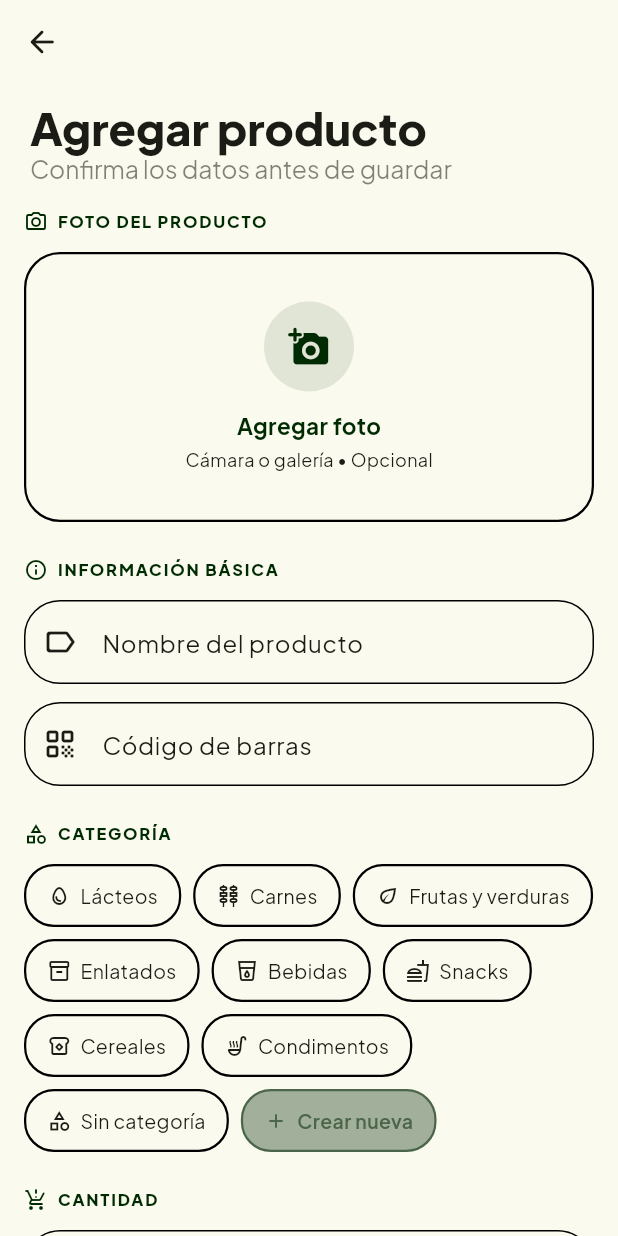
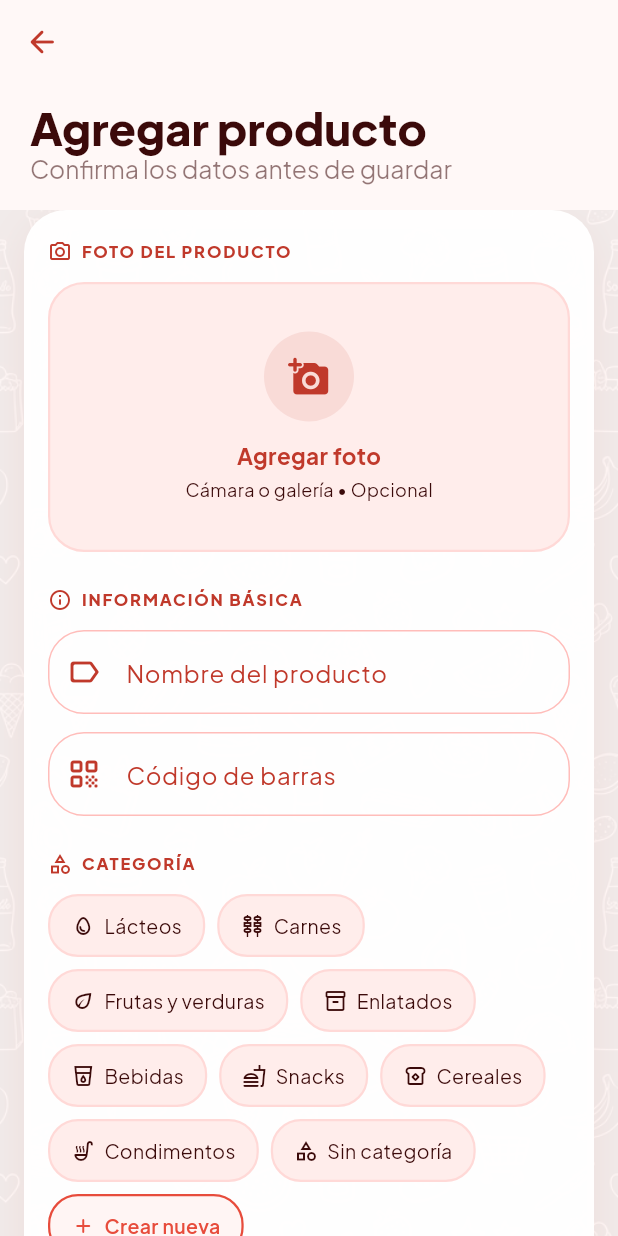
Before and after one commit to Deibyd07/PantryScanner, a Flutter app: the screen it shows after launch, after a tap on the "add" icon, on a phone screen of 412 x 824 dp. Run offline on Flutter 3.47's test engine with Material 3 defaults, Android fonts, the phone set to English and light mode, and no system bars; our stand-ins replace connectivity_plus, flutter_riverpod, go_router, google_fonts, image_picker, permission_handler and 1 more; missing offline and left inert: mobile_scanner; accounts and stored records are empty; network calls fail.

Commit message:
feat(ui): redesign app with picnic theme and food doodle background

```diff
--- /dev/null
+++ b/lib/core/presentation/widgets/app_background.dart
@@ -0,0 +1,35 @@
+import 'package:flutter/material.dart';
+
+/// Full-screen background with food doodle pattern.
+///
+/// Renders the dark doodle texture and then overlays a very
+/// translucent white wash so UI cards pop on top while the
+/// doodles remain clearly visible between them.
+class AppBackground extends StatelessWidget {
+  const AppBackground({
+    super.key,
+    this.overlayOpacity = 0.82,
+    this.overlayColor = const Color(0xFFFFF8F7), // cálido rosado
+  });
+
+  final double overlayOpacity;
+  final Color overlayColor;
+
+  @override
+  Widget build(BuildContext context) {
+    return Stack(
+      fit: StackFit.expand,
+      children: <Widget>[
+        // ── Doodle texture ───────────────────────────────────────────────────
+        Image.asset(
+          'assets/images/food_doodle_bg.png',
+          fit: BoxFit.cover,
+        ),
+        // ── Very light wash — just enough to show UI contrast ────────────────
+        ColoredBox(
+          color: overlayColor.withValues(alpha: overlayOpacity),
+        ),
+      ],
+    );
+  }
+}
--- a/lib/core/theme/app_theme.dart
+++ b/lib/core/theme/app_theme.dart
@@ -2,16 +2,31 @@ import 'package:flutter/material.dart';
 import 'package:google_fonts/google_fonts.dart';
 
 class AppTheme {
+  // ── Seed & scheme colours ────────────────────────────────────────────────
+  static const Color _primary   = Color(0xFFC0392B); // rojo cereza
+  static const Color _secondary = Color(0xFFE74C3C); // rojo vibrante
+  static const Color _surface   = Color(0xFFFFF8F7); // blanco cálido rosado
+  static const Color _onSurface = Color(0xFF3B0A0A); // granate oscuro
+
   static ThemeData get lightTheme {
     const ColorScheme lightScheme = ColorScheme.light(
-      primary: Color(0xFF002B02),
-      onPrimary: Colors.white,
-      secondary: Color(0xFF4A6549),
-      onSecondary: Colors.white,
-      surface: Color(0xFFFBFAEE),
-      onSurface: Color(0xFF1B1C15),
-      error: Color(0xFFBA1A1A),
-      onError: Colors.white,
+      primary:               _primary,
+      onPrimary:             Colors.white,
+      primaryContainer:      Color(0xFFFFDAD7), // rosa suave
+      onPrimaryContainer:    Color(0xFF410002),
+      secondary:             _secondary,
+      onSecondary:           Colors.white,
+      secondaryContainer:    Color(0xFFFFEDEB),
+      onSecondaryContainer:  Color(0xFF5C0006),
+      tertiary:              Color(0xFFFF6B6B), // coral
+      onTertiary:            Colors.white,
+      surface:               _surface,
+      onSurface:             _onSurface,
+      surfaceContainerHighest: Color(0xFFFFEDEB),
+      error:                 Color(0xFFBA1A1A),
+      onError:               Colors.white,
+      outline:               Color(0xFFFFBDBA),
+      outlineVariant:        Color(0xFFFFD9D7),
     );
 
     final TextTheme textTheme = GoogleFonts.plusJakartaSansTextTheme();
@@ -20,38 +35,69 @@ class AppTheme {
       useMaterial3: true,
       colorScheme: lightScheme,
       textTheme: textTheme,
-      scaffoldBackgroundColor: const Color(0xFFFBFAEE),
+      scaffoldBackgroundColor: _surface,
+
+      // ── AppBar ──────────────────────────────────────────────────────────
       appBarTheme: AppBarTheme(
         centerTitle: false,
-        backgroundColor: const Color(0xFFFBFAEE),
+        backgroundColor: _surface,
         surfaceTintColor: Colors.transparent,
         titleTextStyle: GoogleFonts.epilogue(
-          color: const Color(0xFF1B1C15),
+          color: _onSurface,
           fontWeight: FontWeight.w900,
           fontSize: 18,
         ),
+        iconTheme: const IconThemeData(color: _primary),
       ),
+
+      // ── Snackbar ─────────────────────────────────────────────────────────
       snackBarTheme: const SnackBarThemeData(
         behavior: SnackBarBehavior.floating,
       ),
-      inputDecorationTheme: const InputDecorationTheme(
-        border: OutlineInputBorder(
+
+      // ── Input fields ─────────────────────────────────────────────────────
+      inputDecorationTheme: InputDecorationTheme(
+        border: const OutlineInputBorder(
           borderRadius: BorderRadius.all(Radius.circular(24)),
         ),
+        focusedBorder: const OutlineInputBorder(
+          borderRadius: BorderRadius.all(Radius.circular(24)),
+          borderSide: BorderSide(color: _primary, width: 2),
+        ),
+        labelStyle: const TextStyle(color: _primary),
+        prefixIconColor: _primary,
+      ),
+
+      // ── Chips ─────────────────────────────────────────────────────────────
+      chipTheme: ChipThemeData(
+        selectedColor: _primary,
+        checkmarkColor: Colors.white,
+        labelStyle: const TextStyle(fontWeight: FontWeight.w600),
+        shape: const StadiumBorder(),
+        side: const BorderSide(color: Color(0xFFFFBDBA)),
+      ),
+
+      // ── Floating Action Button ─────────────────────────────────────────
+      floatingActionButtonTheme: const FloatingActionButtonThemeData(
+        backgroundColor: Color(0xFFC0392B),
+        foregroundColor: Colors.white,
+        elevation: 6,
       ),
     );
   }
 
+  // ── Dark theme ───────────────────────────────────────────────────────────
   static ThemeData get darkTheme {
     final ColorScheme darkScheme = ColorScheme.fromSeed(
-      seedColor: const Color(0xFF1F7A5A),
+      seedColor: const Color(0xFFC0392B),
       brightness: Brightness.dark,
     );
 
     return ThemeData(
       useMaterial3: true,
       colorScheme: darkScheme,
-      textTheme: GoogleFonts.plusJakartaSansTextTheme(ThemeData.dark().textTheme),
+      textTheme:
+          GoogleFonts.plusJakartaSansTextTheme(ThemeData.dark().textTheme),
       appBarTheme: AppBarTheme(
         centerTitle: false,
         backgroundColor: darkScheme.surface,
--- a/lib/features/inventory/presentation/screens/inventory_screen.dart
+++ b/lib/features/inventory/presentation/screens/inventory_screen.dart
@@ -4,6 +4,7 @@ import 'package:go_router/go_router.dart';
 import 'package:google_fonts/google_fonts.dart';
 
 import '../../../../app/router/app_router.dart';
+import '../../../../core/presentation/widgets/app_background.dart';
 import '../../../../core/presentation/widgets/offline_banner.dart';
 import '../../domain/entities/inventory_item.dart';
 import '../models/pantry_card_item.dart';
@@ -40,7 +41,7 @@ class _InventoryScreenState extends ConsumerState<InventoryScreen> {
     final AsyncValue<List<InventoryItem>> asyncItems = ref.watch(inventoryItemsProvider);
 
     return Scaffold(
-      backgroundColor: InventoryTokens.bg,
+      backgroundColor: Colors.transparent,
       floatingActionButtonLocation: FloatingActionButtonLocation.endFloat,
       floatingActionButton: FloatingActionButton.large(
         onPressed: () => context.push(AppRoutes.productForm),
@@ -54,17 +55,7 @@ class _InventoryScreenState extends ConsumerState<InventoryScreen> {
       ),
       body: Stack(
         children: <Widget>[
-          const Positioned.fill(
-            child: DecoratedBox(
-              decoration: BoxDecoration(
-                gradient: LinearGradient(
-                  colors: <Color>[InventoryTokens.bg, InventoryTokens.bgMuted],
-                  begin: Alignment.topCenter,
-                  end: Alignment.bottomCenter,
-                ),
-              ),
-            ),
-          ),
+          const Positioned.fill(child: AppBackground()),
           CustomScrollView(
             slivers: <Widget>[
               const InventoryTopBar(),
--- a/lib/features/inventory/presentation/widgets/inventory_bottom_nav.dart
+++ b/lib/features/inventory/presentation/widgets/inventory_bottom_nav.dart
@@ -14,11 +14,11 @@ class InventoryBottomNav extends StatelessWidget {
       child: Container(
         height: 74,
         decoration: BoxDecoration(
-          color: const Color(0xFFF8F7EE).withValues(alpha: 0.95),
+          color: const Color(0xFFFFF8F7).withValues(alpha: 0.96),
           borderRadius: BorderRadius.circular(40),
           boxShadow: const <BoxShadow>[
             BoxShadow(
-              color: Color(0x1A154212),
+              color: Color(0x22C0392B),
               blurRadius: 30,
               offset: Offset(0, 10),
             ),
--- a/lib/features/inventory/presentation/widgets/inventory_insights_card.dart
+++ b/lib/features/inventory/presentation/widgets/inventory_insights_card.dart
@@ -12,8 +12,15 @@ class InventoryInsightsCard extends StatelessWidget {
       padding: const EdgeInsets.all(20),
       decoration: BoxDecoration(
         borderRadius: BorderRadius.circular(24),
-        color: Colors.white.withValues(alpha: 0.42),
-        border: Border.all(color: InventoryTokens.outline.withValues(alpha: 0.25)),
+        gradient: LinearGradient(
+          colors: <Color>[
+            Colors.white.withValues(alpha: 0.80),
+            const Color(0xFFFFEDEB).withValues(alpha: 0.60),
+          ],
+          begin: Alignment.topLeft,
+          end: Alignment.bottomRight,
+        ),
+        border: Border.all(color: InventoryTokens.outline.withValues(alpha: 0.35)),
       ),
       child: Column(
         crossAxisAlignment: CrossAxisAlignment.start,
@@ -98,7 +105,7 @@ class _MetricTile extends StatelessWidget {
       height: 70,
       decoration: BoxDecoration(
         borderRadius: BorderRadius.circular(16),
-        color: const Color(0xFFF5F4E8),
+        color: const Color(0xFFFFEDEB),
       ),
       child: Column(
         mainAxisAlignment: MainAxisAlignment.center,
--- a/lib/features/inventory/presentation/widgets/inventory_product_card.dart
+++ b/lib/features/inventory/presentation/widgets/inventory_product_card.dart
@@ -21,7 +21,7 @@ extension _StatusStyle on ProductStatus {
       case ProductStatus.outOfStock:
         return const Color(0xFF9E9E9E);
       case ProductStatus.normal:
-        return InventoryTokens.secondary;
+        return const Color(0xFF27AE60); // verde para "muy fresco" — contraste positivo
     }
   }
 
@@ -181,7 +181,7 @@ class InventoryProductCard extends StatelessWidget {
                           child: LinearProgressIndicator(
                             value: item.progress,
                             minHeight: 5,
-                            backgroundColor: const Color(0xFFE9E9DD),
+                            backgroundColor: const Color(0xFFFFDAD7),
                             color: statusColor,
                           ),
                         ),
--- a/lib/features/inventory/presentation/widgets/inventory_top_bar.dart
+++ b/lib/features/inventory/presentation/widgets/inventory_top_bar.dart
@@ -11,7 +11,7 @@ class InventoryTopBar extends StatelessWidget {
     return SliverAppBar(
       floating: true,
       pinned: true,
-      backgroundColor: InventoryTokens.bg.withValues(alpha: 0.85),
+      backgroundColor: const Color(0xFFFFF8F7).withValues(alpha: 0.95),
       surfaceTintColor: Colors.transparent,
       titleSpacing: 0,
       title: Row(
--- a/lib/features/product_form/presentation/screens/product_form_screen.dart
+++ b/lib/features/product_form/presentation/screens/product_form_screen.dart
@@ -7,6 +7,7 @@ import 'package:image_picker/image_picker.dart';
 import 'package:intl/intl.dart';
 
 import '../../../../core/constants/app_constants.dart';
+import '../../../../core/presentation/widgets/app_background.dart';
 import '../../../../core/presentation/widgets/offline_banner.dart';
 import '../../../inventory/domain/entities/inventory_item.dart';
 import '../../../inventory/presentation/providers/inventory_providers.dart';
@@ -283,9 +284,12 @@ class _ProductFormScreenState extends ConsumerState<ProductFormScreen>
     final _SaveState saveState = ref.watch(_saveNotifierProvider);
 
     return Scaffold(
-      backgroundColor: colors.surface,
+      backgroundColor: Colors.transparent,
       body: Stack(
         children: <Widget>[
+          const Positioned.fill(
+            child: AppBackground(overlayOpacity: 0.94),
+          ),
           CustomScrollView(
             slivers: <Widget>[
           // ── Floating App Bar ──
@@ -331,10 +335,24 @@ class _ProductFormScreenState extends ConsumerState<ProductFormScreen>
 
           // ── Form body ──
           SliverToBoxAdapter(
+            child: Padding(
+              padding: const EdgeInsets.symmetric(horizontal: 16),
+              child: Container(
+                decoration: BoxDecoration(
+                  color: Colors.white.withValues(alpha: 0.97),
+                  borderRadius: BorderRadius.circular(28),
+                  boxShadow: <BoxShadow>[
+                    BoxShadow(
+                      color: const Color(0xFFC0392B).withValues(alpha: 0.08),
+                      blurRadius: 24,
+                      offset: const Offset(0, 8),
+                    ),
+                  ],
+                ),
                 child: Form(
                   key: _formKey,
                   child: Padding(
-                padding: const EdgeInsets.symmetric(horizontal: 16),
+                    padding: const EdgeInsets.fromLTRB(16, 20, 16, 0),
                     child: Column(
                       crossAxisAlignment: CrossAxisAlignment.stretch,
                       children: <Widget>[
@@ -401,10 +419,12 @@ class _ProductFormScreenState extends ConsumerState<ProductFormScreen>
 
                      const SizedBox(height: 32),
 
-                    // ── Save button (SUB-04.3) ──
+                     // ── Save button ──
                      _buildSaveButton(colors, saveState.isSaving),
-                    const SizedBox(height: 40),
+                     const SizedBox(height: 32),
                       ],
+                    ),
+                  ),
                 ),
               ),
             ),
--- a/pubspec.yaml
+++ b/pubspec.yaml
@@ -42,3 +42,6 @@ dev_dependencies:
 
 flutter:
   uses-material-design: true
+
+  assets:
+    - assets/images/
```
Also changed, not shown: lib/core/presentation/widgets/checkered_pattern.dart (added, +54 -0 lines), lib/features/inventory/presentation/widgets/inventory_tokens.dart (+24 -10 lines), assets/images/food_doodle_bg.png (added). Lines whose indentation alone changed are shown as unchanged.
